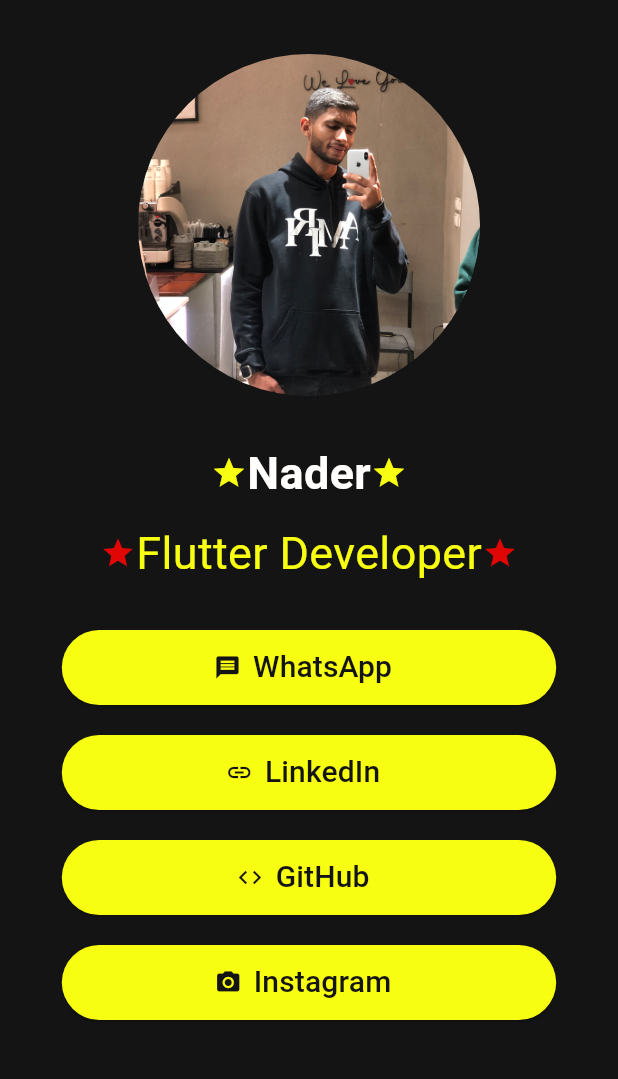
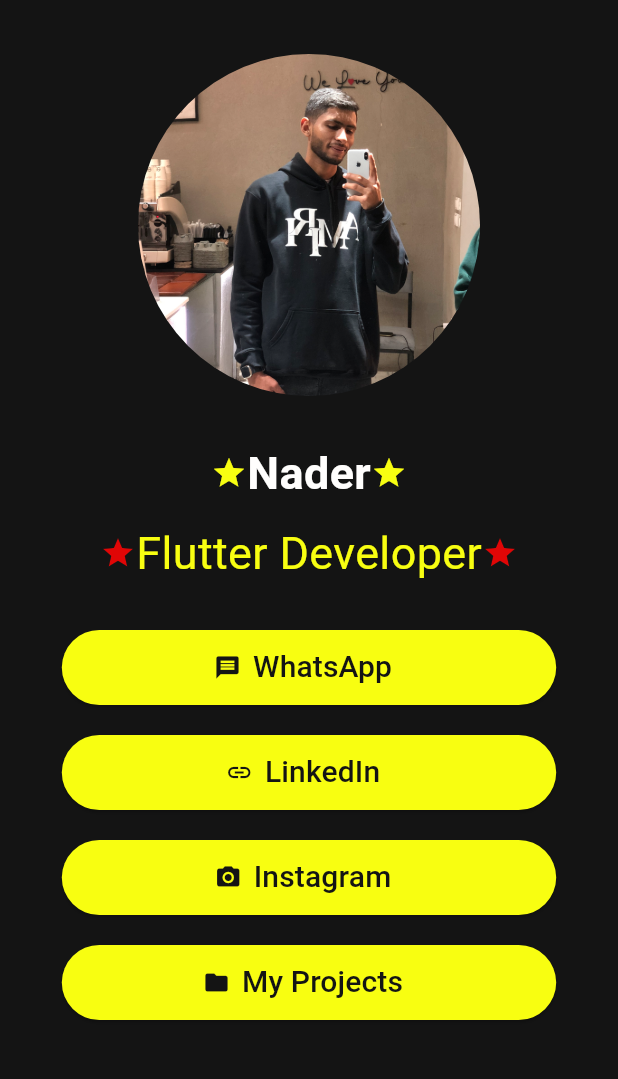
Before and after one commit to Nader-Elsayed-Hassan/Communication_App, a Flutter app: the screen it shows after launch, on a phone screen of 412 x 824 dp, the part 84-1163 px from its top. Run offline on Flutter 3.47's test engine with Material 3 defaults, Android fonts, the phone set to English and light mode, and no system bars.

Commit message:
'replace some things with anpther things'

```diff
--- a/first_app/lib/main.dart
+++ b/first_app/lib/main.dart
@@ -115,18 +115,19 @@ class HomePage extends StatelessWidget {
                         ),
                         const SizedBox(height: 20),
                         _buildSocialButton(
-                          "GitHub",
-                          Icons.code,
-                          "https://github.com/Nader-Elsayed-Hassan",
-                          context,
-                        ),
-                        const SizedBox(height: 20),
-                        _buildSocialButton(
                           "Instagram",
                           Icons.camera_alt,
                           "https://www.instagram.com/nader_elsayed_hassan/profilecard/?igsh=azNsczVuZTZhZDNo",
                           context,
                         ),
+                        const SizedBox(height: 20),
+                        _buildSocialButton(
+                          "My Projects",
+                          Icons.folder,
+                          "https://github.com/Nader-Elsayed-Hassan?tab=repositories",
+                          context,
+                        ),
+                        const SizedBox(height: 20),
                       ],
                     ),
                   ),
```
